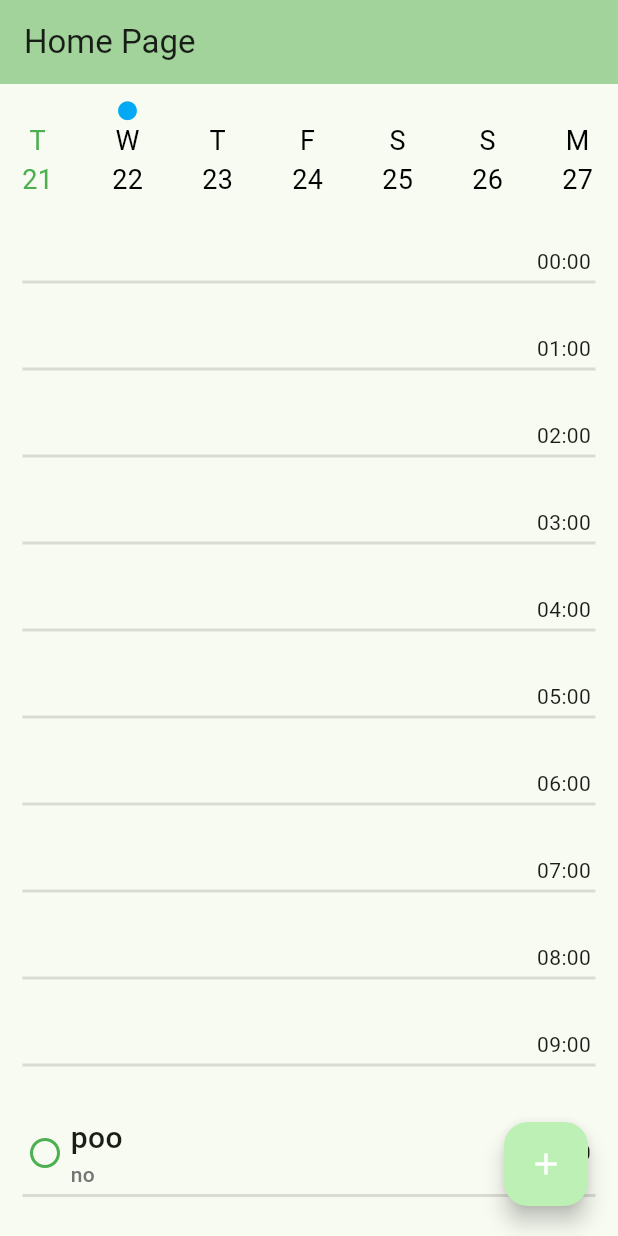
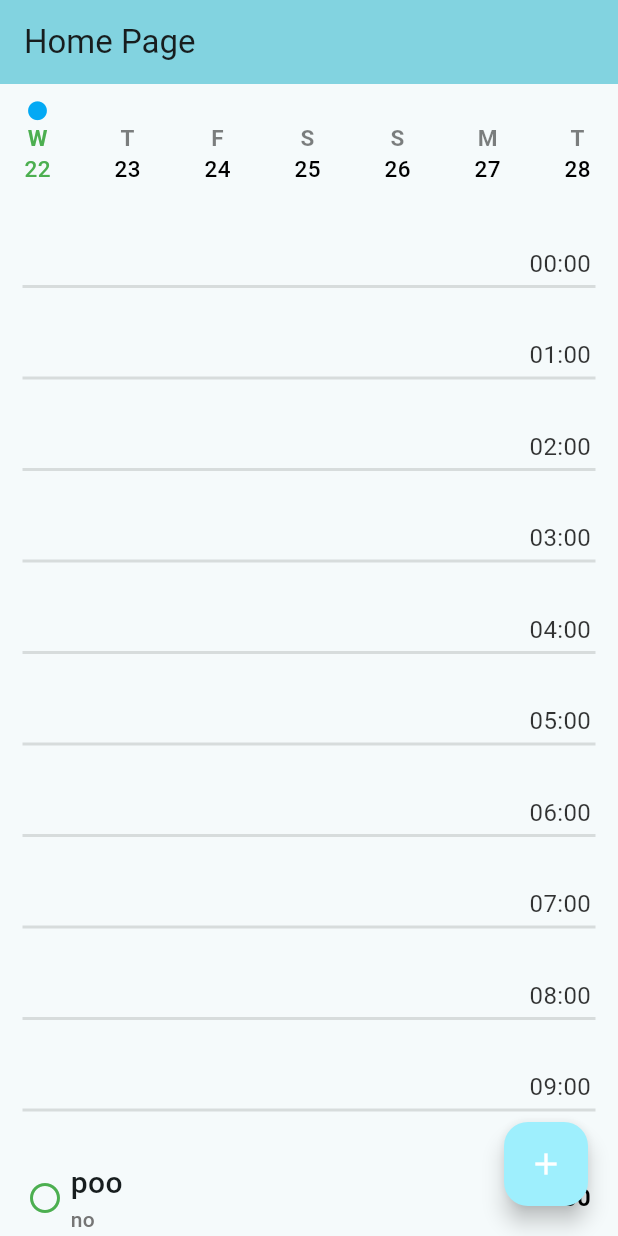
Before and after one commit to dw0nji/task_manager_2, a Flutter app: the MyHomePage screen opened by its route, after a tap on an icon or button, on a phone screen of 412 x 824 dp. Run offline on Flutter 3.47's test engine with Material 3 defaults, Android fonts, the phone set to English and light mode, and no system bars; our stand-ins replace cloud_firestore, date_field, firebase_auth, firebase_core, go_router, google_sign_in and 1 more; missing offline and left inert: dart:ffi; accounts and stored records are empty.

Commit message:
Integrated Murray's styling with Yonny's List View + Changed more styling + Fixed functionality to work with Calendar

```diff
--- a/lib/Controllers/MainController.dart
+++ b/lib/Controllers/MainController.dart
@@ -16,6 +16,7 @@ class MainController extends ChangeNotifier {
   //for views to call functions or access date we can use Consumer and Provider.
   //read about Consumer and provider here:
   //https://docs.flutter.dev/data-and-backend/state-mgmt/simple
+
   late AppAuth _auth;
   late User _user;
 
--- a/lib/Views/CalendarScene.dart
+++ b/lib/Views/CalendarScene.dart
@@ -22,6 +22,8 @@ class CalendarScene extends StatefulWidget {
 class _CalendarSceneState extends State<CalendarScene> {
   DateTime focusedMonth = DateTime.now(); // Tracks the currently visible month
 
+  //yo = Provider of Main Controller
+  //yo.getTasks();
   // Sample events for demonstration
   final Map<DateTime, List<String>> events = {
     DateTime(2025, 1, 5): ["Uni Ends"],
@@ -44,7 +46,7 @@ class _CalendarSceneState extends State<CalendarScene> {
     final goRouter = GoRouter.of(context);
 
     goRouter.go("/home/${date}");
-
+    //
     // Navigator.push(
     //   context,
     //   MaterialPageRoute(
--- a/lib/Views/HomePage.dart
+++ b/lib/Views/HomePage.dart
@@ -67,7 +67,7 @@ class _MyHomePageState extends State<MyHomePage> {
                     //mainAxisAlignment: MainAxisAlignment.spaceEvenly,
 
                       children: [
-                        CalendarScrollableSection(),
+                        CalendarScrollableSection(current: widget.current),
 
                         Expanded(child:
                         Consumer<MainController>(
@@ -209,7 +209,14 @@ class TimeContainerState extends State<TimeContainer>{
               widget.task != null ? widget.task! :Spacer(),
 
               Spacer(),
-              Text(compareNow() ? "NOW" : DateFormat('HH:mm').format(widget.date)),
+              Text(compareNow() ? "NOW" : DateFormat('HH:mm').format(widget.date),
+                style: TextStyle(
+                  fontSize: 16,
+                  color: Colors.black.withValues(alpha: widget.task != null ? 1 : 0.8),
+                  fontWeight: widget.task != null ? FontWeight.bold : null,
+                ),
+
+              ),
 
             ],
           ),
--- a/lib/Views/widgets/Calendar_Scrollable_Section.dart
+++ b/lib/Views/widgets/Calendar_Scrollable_Section.dart
@@ -6,14 +6,15 @@ import 'package:provider/provider.dart';
 import '../../Controllers/MainController.dart';
 
 class CalendarScrollableSection extends StatefulWidget {
-  const CalendarScrollableSection({super.key});
+  const CalendarScrollableSection({super.key, required this.current});
+  final DateTime current;
 
   @override
   State<CalendarScrollableSection> createState() => _CalendarScrollableState();
 }
 
 class _CalendarScrollableState extends State<CalendarScrollableSection> {
-  final List<DateTime> _items = List.generate(20, (index) => DateTime.now().add(Duration(days: index)));
+  late List<DateTime> _items;
   final ScrollController _scrollController = ScrollController();
   bool _isLoading = false;
   int _selectedIndex = -1;
@@ -22,6 +23,7 @@ class _CalendarScrollableState extends State<CalendarScrollableSection> {
   void initState() {
     super.initState();
     _selectedIndex = 0;
+    _items = List.generate(20, (index) => widget.current.add(Duration(days: index)));
 
     _scrollController.addListener(() {
       if (_scrollController.position.pixels >= _scrollController.position.maxScrollExtent && !_isLoading) {
@@ -67,7 +69,7 @@ class _CalendarScrollableState extends State<CalendarScrollableSection> {
           return GestureDetector(
             onTap: () {
               goRouter.go("/home/${_items[index]}");
-              print("index: $index");
+              //print("index: $index");
               if (_selectedIndex != index) {
                 setState(() {
                   _selectedIndex = index;
@@ -123,11 +125,11 @@ class DateContainer extends StatelessWidget{
             ),
             Text(
               DateFormat('EEEE').format(current)[0],
-              style: TextStyle(color: !isSelected ? Colors.black : Colors.green, fontSize: 18),
+              style: TextStyle(color: !isSelected ? Colors.black.withValues(alpha: 0.5): Colors.green,fontSize: 15,  fontWeight: FontWeight.bold),
             ),
             Text(
               '${current.day}',
-              style: TextStyle(color: !isSelected ? Colors.black : Colors.green, fontSize: 18),
+              style: TextStyle(color: !isSelected ? Colors.black : Colors.green, fontSize: 15, fontWeight: FontWeight.w500),
             ),
 
           ],
--- a/lib/main.dart
+++ b/lib/main.dart
@@ -70,7 +70,7 @@ class MyApp extends StatelessWidget {
       debugShowCheckedModeBanner: false,
       title: 'Task Manager App',
       theme: ThemeData(
-        colorScheme: ColorScheme.fromSeed(seedColor: Colors.green),
+        colorScheme: ColorScheme.fromSeed(seedColor: Colors.white),
         useMaterial3: true,
       ),
       routerConfig: GoRouter(
```
